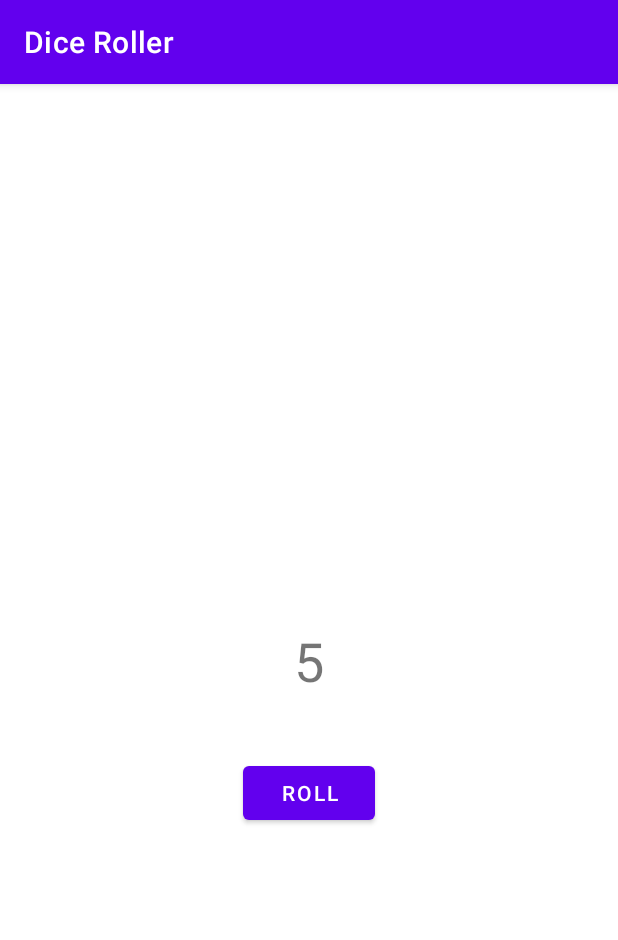
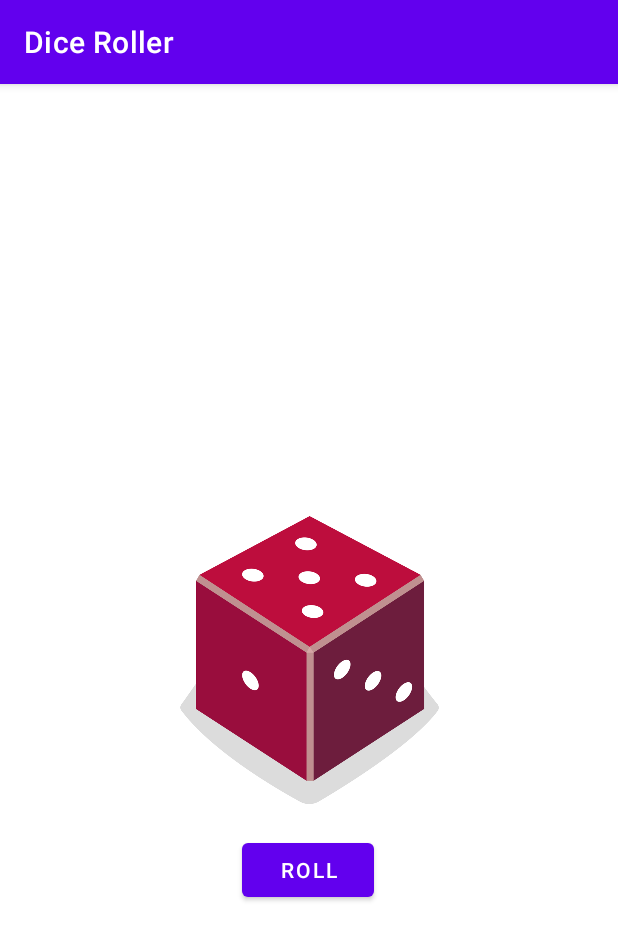
Before and after one commit to AKshattrived/Dice-Roller-ASJ, an Android app: the screen it shows after launch (MainActivity), after a tap on "ROLL", on a phone screen of 412 x 824 dp. Shown: the top 940 px of the screen. Run offline under Robolectric (Android 15) with nearby library versions, the phone set to English and light mode, and no system bars.

Commit message:
Dice Roller Final Commit

```diff
--- a/app/src/main/java/com/example/diceroller/MainActivity.kt
+++ b/app/src/main/java/com/example/diceroller/MainActivity.kt
@@ -3,6 +3,7 @@ package com.example.diceroller
 import androidx.appcompat.app.AppCompatActivity
 import android.os.Bundle
 import android.widget.Button
+import android.widget.ImageView
 import android.widget.TextView
 import android.widget.Toast
 
@@ -12,26 +13,35 @@ class MainActivity : AppCompatActivity() {
         super.onCreate(savedInstanceState)
         setContentView(R.layout.activity_main)
 
-        val rollDice: Button = findViewById(R.id.button2)
-        val textResult : TextView = findViewById(R.id.textView2)
-        rollDice.setOnClickListener {
-            Toast.makeText(this,"Dice Rolled!",Toast.LENGTH_SHORT).show()
+        val rollButton: Button = findViewById(R.id.button2)
 
-            when(Dice(6).roll()){
-                1 -> textResult.text = "1"
-                2 -> textResult.text = "2"
-                3 -> textResult.text = "3"
-                4 -> textResult.text = "4"
-                5 -> textResult.text = "5"
-                6 -> textResult.text = "4"
-            }
+        rollButton.setOnClickListener { rollDice() }
 
+        rollDice()
+    }
+
+
+    private fun rollDice() {
+
+        val diceImage: ImageView = findViewById(R.id.imageView)
+        val diceRoll = Dice(6).roll()
+
+        val drawableResult = when (diceRoll) {
+            1 -> R.drawable.dice_1
+            2 -> R.drawable.dice_2
+            3 -> R.drawable.dice_3
+            4 -> R.drawable.dice_4
+            5 -> R.drawable.dice_5
+            else -> R.drawable.dice_6
+        }
+
+        diceImage.setImageResource(drawableResult)
+        diceImage.contentDescription = diceRoll.toString()
+    }
+
+    class Dice(private val numSides: Int) {
+        fun roll(): Int {
+            return (1..numSides).random()
         }
     }
 }
-
-class Dice(private val numSides : Int){
-    fun roll() : Int{
-        return (1..numSides).random()
-    }
-}
--- a/app/src/main/res/layout/activity_main.xml
+++ b/app/src/main/res/layout/activity_main.xml
@@ -6,25 +6,25 @@
     android:layout_height="match_parent"
     tools:context=".MainActivity">
 
-    <TextView
-        android:id="@+id/textView2"
-        android:layout_width="wrap_content"
-        android:layout_height="wrap_content"
-        android:textSize="36sp"
-        app:layout_constraintBottom_toBottomOf="parent"
-        app:layout_constraintLeft_toLeftOf="parent"
-        app:layout_constraintRight_toRightOf="parent"
-        app:layout_constraintTop_toTopOf="parent"
-        tools:text="1" />
-
     <Button
         android:id="@+id/button2"
         android:layout_width="wrap_content"
         android:layout_height="wrap_content"
-        android:layout_marginTop="40dp"
-        android:text="Roll"
+        android:layout_marginTop="20dp"
+        android:text="@string/roll"
+        app:layout_constraintEnd_toEndOf="parent"
+        app:layout_constraintHorizontal_bias="0.498"
+        app:layout_constraintStart_toStartOf="parent"
+        app:layout_constraintTop_toBottomOf="@+id/imageView" />
+
+    <ImageView
+        android:id="@+id/imageView"
+        android:layout_width="186dp"
+        android:layout_height="192dp"
+        app:layout_constraintBottom_toBottomOf="parent"
         app:layout_constraintEnd_toEndOf="parent"
         app:layout_constraintStart_toStartOf="parent"
-        app:layout_constraintTop_toBottomOf="@+id/textView2" />
+        app:layout_constraintTop_toTopOf="parent"
+        app:srcCompat="@drawable/dice_1" />
 
 </androidx.constraintlayout.widget.ConstraintLayout>
--- a/app/src/main/res/values/strings.xml
+++ b/app/src/main/res/values/strings.xml
@@ -1,3 +1,4 @@
 <resources>
     <string name="app_name">Dice Roller</string>
+    <string name="roll">Roll</string>
 </resources>
--- a/build.gradle
+++ b/build.gradle
@@ -5,7 +5,7 @@ buildscript {
         mavenCentral()
     }
     dependencies {
-        classpath "com.android.tools.build:gradle:7.0.0"
+        classpath 'com.android.tools.build:gradle:7.0.4'
         classpath "org.jetbrains.kotlin:kotlin-gradle-plugin:1.6.0"
 
         // NOTE: Do not place your application dependencies here; they belong
```
Also changed, not shown: app/src/main/res/drawable/dice_1.png (added), app/src/main/res/drawable/dice_2.png (added), app/src/main/res/drawable/dice_3.png (added), app/src/main/res/drawable/dice_4.png (added), app/src/main/res/drawable/dice_5.png (added), app/src/main/res/drawable/dice_6.png (added).
